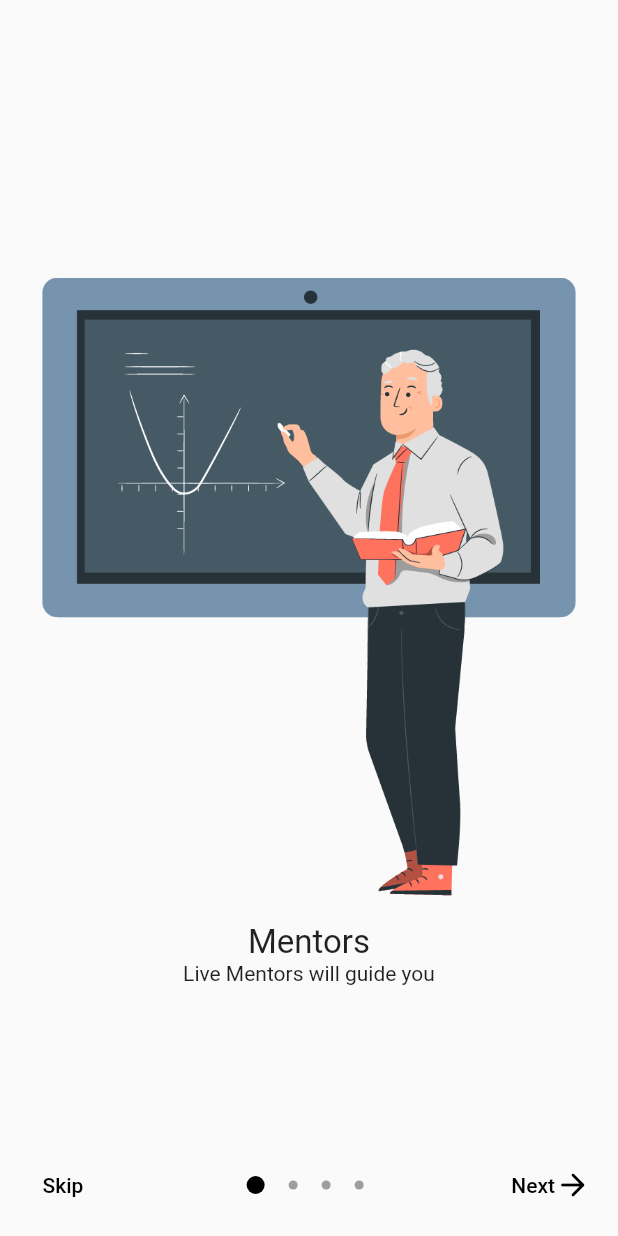
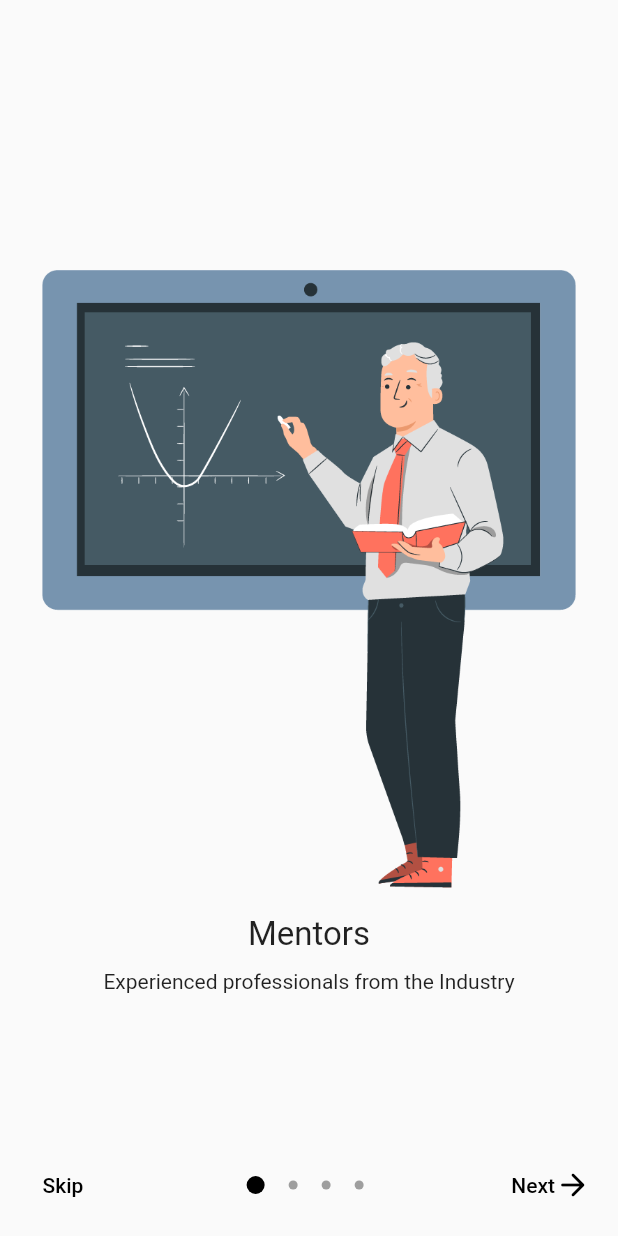
Before and after one commit to AmritRandhawaJi/BuddingAnalyst, a Flutter app: the screen it shows after launch, on a phone screen of 412 x 824 dp. Run offline on Flutter 3.47's test engine with Material 2 defaults, Android fonts, the light colour scheme and no system bars.

Commit message:
Changes 23-04-2021 11:40 AM

```diff
--- a/lib/PageViewModel.dart
+++ b/lib/PageViewModel.dart
@@ -10,9 +10,9 @@ Slide({required this.title, required this.description, required this.image});
 }
 
 final slideList = [
-  Slide(title: "Mentors", description: "Live Mentors will guide you", image: "assets/mentor.png"),
-  Slide(title: "Analyst", description: "Analyst for your carrier", image: "assets/analyst.png"),
-  Slide(title: "Live Stream", description: "Live stream across the world", image: "assets/live.png"),
+  Slide(title: "Mentors", description: "Experienced professionals from the Industry", image: "assets/mentor.png"),
+  Slide(title: "Analyst", description: "Kick start your journey of becoming a smart \n analyst with us.", image: "assets/analyst.png"),
+  Slide(title: "Live Stream", description: "Access from anywhere", image: "assets/live.png"),
   Slide(title: "Services", description: "What we offer", image: "assets/offers.png"),
 
 ];
--- a/lib/SlideItem.dart
+++ b/lib/SlideItem.dart
@@ -27,7 +27,9 @@ mainAxisAlignment: MainAxisAlignment.center,
             fontSize: 22,
           ),
         ),
-
+SizedBox(
+  height: 10.0,
+),
         Text(
           slideList[index].description,
           textAlign: TextAlign.center,
```
